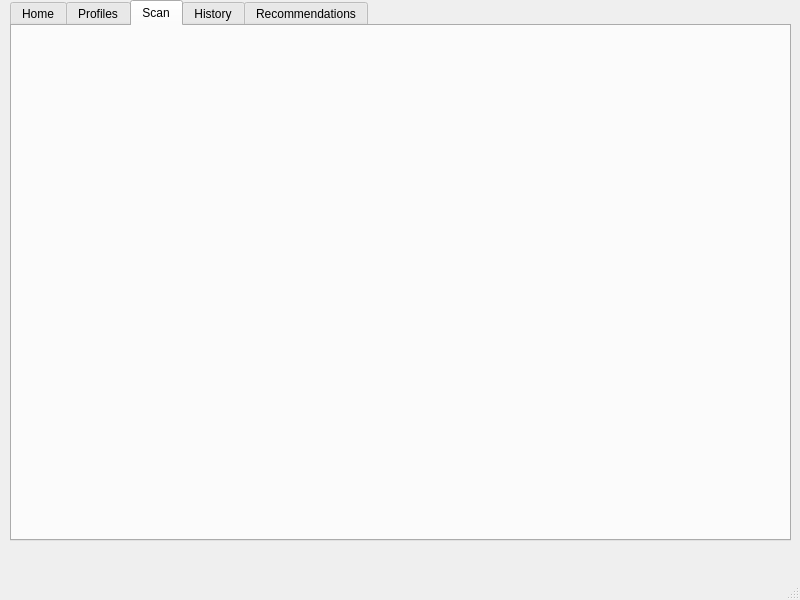
First picture: the form in RaDoTech/mainwindow.ui, repository saugatttt/COMP3004-Final-Project, before the edit.
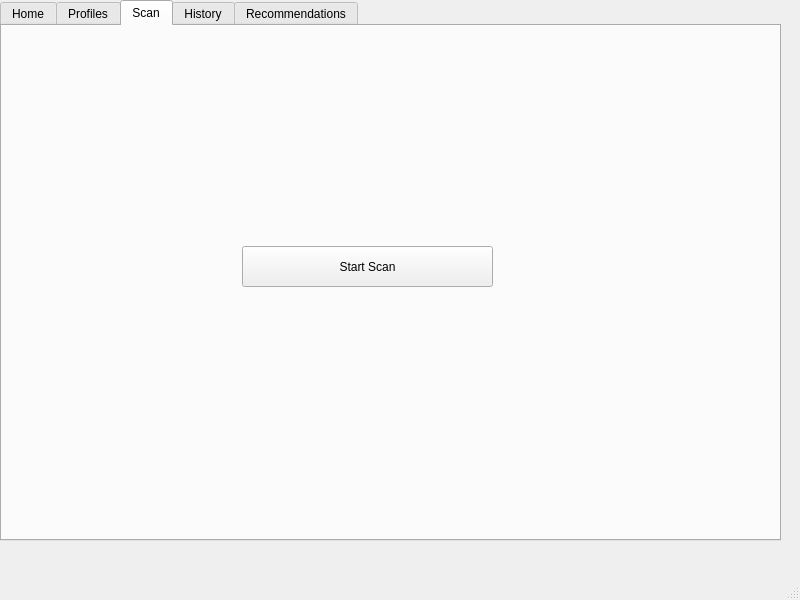
Second picture: the form after the edit. The open tabs and pages were chosen to show the change.

Patch:
```diff
--- a/RaDoTech/mainwindow.ui
+++ b/RaDoTech/mainwindow.ui
@@ -17,7 +17,7 @@
    <widget class="QTabWidget" name="tabWidget">
     <property name="geometry">
      <rect>
-      <x>10</x>
+      <x>0</x>
       <y>0</y>
       <width>781</width>
       <height>541</height>
@@ -53,6 +53,19 @@
      <attribute name="title">
       <string>Scan</string>
      </attribute>
+     <widget class="QPushButton" name="startScanButton">
+      <property name="geometry">
+       <rect>
+        <x>240</x>
+        <y>220</y>
+        <width>251</width>
+        <height>41</height>
+       </rect>
+      </property>
+      <property name="text">
+       <string>Start Scan</string>
+      </property>
+     </widget>
     </widget>
     <widget class="QWidget" name="tab_3">
      <attribute name="title">
```
Left out of the diff: 23 changed lines with no effect on the pictures.
